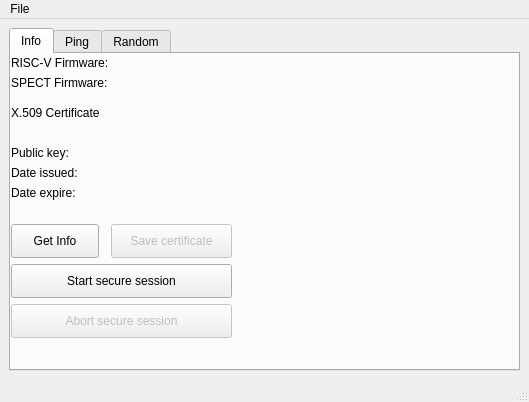
petrkr/tropic01manager, file mainwindow.ui: the form before one commit.
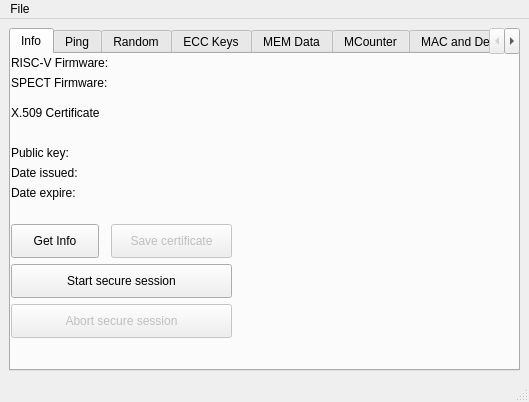
The form after the commit. The open tabs and pages were chosen to show the change.

Commit message: UI: Prepare tabs for rest of functions

Diff of the .ui file:
```diff
--- a/mainwindow.ui
+++ b/mainwindow.ui
@@ -333,6 +333,31 @@
         </item>
        </layout>
       </widget>
+      <widget class="QWidget" name="tab_4">
+       <attribute name="title">
+        <string>ECC Keys</string>
+       </attribute>
+      </widget>
+      <widget class="QWidget" name="tab_5">
+       <attribute name="title">
+        <string>MEM Data</string>
+       </attribute>
+      </widget>
+      <widget class="QWidget" name="tab_6">
+       <attribute name="title">
+        <string>MCounter</string>
+       </attribute>
+      </widget>
+      <widget class="QWidget" name="tab_7">
+       <attribute name="title">
+        <string>MAC and Destroy</string>
+       </attribute>
+      </widget>
+      <widget class="QWidget" name="tab_8">
+       <attribute name="title">
+        <string>Pairing Keys</string>
+       </attribute>
+      </widget>
      </widget>
     </item>
    </layout>
```
Left out of the diff: 2 changed lines with no effect on the pictures.
